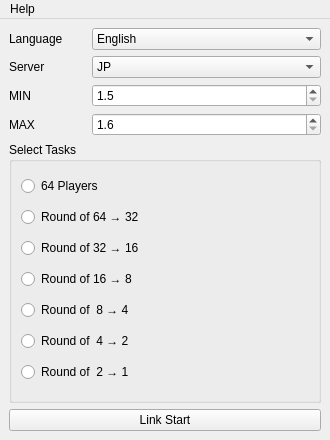
The window that src/ui/design/main.ui (iBakuman/nikke-data-collector) describes before a commit, drawn with Qt 5.
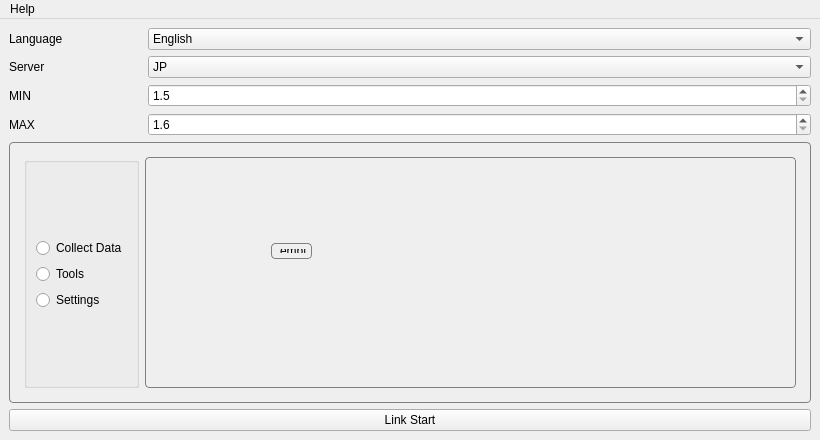
The same window after the commit. The open tabs and pages were chosen to show the change.

The edit to the form file:
```diff
--- a/src/ui/design/main.ui
+++ b/src/ui/design/main.ui
@@ -6,7 +6,7 @@
    <rect>
     <x>0</x>
     <y>0</y>
-    <width>330</width>
+    <width>820</width>
     <height>440</height>
    </rect>
   </property>
@@ -24,8 +24,8 @@
   </property>
   <property name="maximumSize">
    <size>
-    <width>330</width>
-    <height>440</height>
+    <width>16777215</width>
+    <height>16777215</height>
    </size>
   </property>
   <property name="windowTitle">
@@ -37,7 +37,58 @@
    </property>
    <layout class="QVBoxLayout" name="appLayout">
     <item>
-     <layout class="QGridLayout" name="gridLayout_2" rowstretch="0,0,0,0,0,0,0" columnstretch="1,3">
+     <layout class="QGridLayout" name="gridLayout_2" rowstretch="0,0,0,0,0,0,0" columnstretch="1,5">
+      <item row="3" column="0">
+       <widget class="QLabel" name="label_3">
+        <property name="text">
+         <string>Server</string>
+        </property>
+       </widget>
+      </item>
+      <item row="2" column="0">
+       <widget class="QLabel" name="languageLabel">
+        <property name="text">
+         <string>Language</string>
+        </property>
+       </widget>
+      </item>
+      <item row="3" column="1">
+       <widget class="QComboBox" name="serverRegionComboBox">
+        <property name="editable">
+         <bool>false</bool>
+        </property>
+        <item>
+         <property name="text">
+          <string>JP</string>
+         </property>
+        </item>
+        <item>
+         <property name="text">
+          <string>KR</string>
+         </property>
+        </item>
+        <item>
+         <property name="text">
+          <string>GLOBAL</string>
+         </property>
+        </item>
+        <item>
+         <property name="text">
+          <string>SEA</string>
+         </property>
+        </item>
+        <item>
+         <property name="text">
+          <string>NA</string>
+         </property>
+        </item>
+        <item>
+         <property name="text">
+          <string>HK_MO_TW</string>
+         </property>
+        </item>
+       </widget>
+      </item>
       <item row="2" column="1">
        <widget class="QComboBox" name="languageComboBox">
         <item>
@@ -59,13 +110,6 @@
         </property>
        </widget>
       </item>
-      <item row="4" column="0">
-       <widget class="QLabel" name="label">
-        <property name="text">
-         <string>MIN</string>
-        </property>
-       </widget>
-      </item>
       <item row="5" column="1">
        <widget class="QDoubleSpinBox" name="delayMaxSpin">
         <property name="decimals">
@@ -95,66 +139,104 @@
         </property>
        </widget>
       </item>
-      <item row="2" column="0">
-       <widget class="QLabel" name="languageLabel">
+      <item row="4" column="0">
+       <widget class="QLabel" name="label">
         <property name="text">
-         <string>Language</string>
+         <string>MIN</string>
         </property>
        </widget>
       </item>
-      <item row="3" column="0">
-       <widget class="QLabel" name="label_3">
-        <property name="text">
-         <string>Server</string>
-        </property>
-       </widget>
-      </item>
-      <item row="3" column="1">
-       <widget class="QComboBox" name="serverRegionComboBox">
-        <property name="editable">
-         <bool>false</bool>
-        </property>
-        <item>
-         <property name="text">
-          <string>JP</string>
-         </property>
-        </item>
-        <item>
-         <property name="text">
-          <string>KR</string>
-         </property>
-        </item>
-        <item>
-         <property name="text">
-          <string>GLOBAL</string>
-         </property>
-        </item>
-        <item>
-         <property name="text">
-          <string>SEA</string>
-         </property>
-        </item>
-        <item>
-         <property name="text">
-          <string>NA</string>
-         </property>
-        </item>
-        <item>
-         <property name="text">
-          <string>HK_MO_TW</string>
-         </property>
-        </item>
-       </widget>
-      </item>
      </layout>
     </item>
     <item>
-     <widget class="QGroupBox" name="groupBox">
-      <property name="title">
-       <string>Select Tasks</string>
+     <widget class="QFrame" name="frame">
+      <property name="styleSheet">
+       <string notr="true">QFrame {
+    border: 1px solid gray;
+    border-radius: 4px;
+    padding: 5px;
+}
+</string>
+      </property>
+      <property name="frameShape">
+       <enum>QFrame::Shape::StyledPanel</enum>
+      </property>
+      <property name="frameShadow">
+       <enum>QFrame::Shadow::Raised</enum>
       </property>
       <layout class="QVBoxLayout" name="verticalLayout_4">
        <item>
+        <layout class="QHBoxLayout" name="horizontalLayout" stretch="0,1">
+         <item>
+          <widget class="QGroupBox" name="groupBox">
+           <property name="title">
+            <string/>
+           </property>
+           <layout class="QVBoxLayout" name="verticalLayout_2">
+            <item>
+             <spacer name="verticalSpacer">
+              <property name="orientation">
+               <enum>Qt::Orientation::Vertical</enum>
+              </property>
+              <property name="sizeHint" stdset="0">
+               <size>
+                <width>20</width>
+                <height>40</height>
+               </size>
+              </property>
+             </spacer>
+            </item>
+            <item>
+             <widget class="QRadioButton" name="radioButton_2">
+              <property name="text">
+               <string>Collect Data</string>
+              </property>
+             </widget>
+            </item>
+            <item>
+             <widget class="QRadioButton" name="radioButton">
+              <property name="text">
+               <string>Tools</string>
+              </property>
+             </widget>
+            </item>
+            <item>
+             <widget class="QRadioButton" name="radioButton_3">
+              <property name="text">
+               <string>Settings</string>
+              </property>
+             </widget>
+            </item>
+            <item>
+             <spacer name="verticalSpacer_2">
+              <property name="orientation">
+               <enum>Qt::Orientation::Vertical</enum>
+              </property>
+              <property name="sizeHint" stdset="0">
+               <size>
+                <width>20</width>
+                <height>40</height>
+               </size>
+              </property>
+             </spacer>
+            </item>
+           </layout>
+          </widget>
+         </item>
+         <item>
+          <widget class="QStackedWidget" name="stackedWidgetPages">
+           <property name="currentIndex">
+            <number>0</number>
+           </property>
+           <widget class="QWidget" name="pageDataCollection">
+            <layout class="QVBoxLayout" name="verticalLayout">
+             <item>
+              <widget class="QGroupBox" name="groupBox_2">
+               <property name="title">
+                <string/>
+               </property>
+               <layout class="QVBoxLayout" name="verticalLayout_3">
+                <item>
         <widget class="QRadioButton" name="crawl_players_btn">
          <property name="text">
           <string>64 Players</string>
@@ -206,6 +288,30 @@
       </layout>
      </widget>
     </item>
+            </layout>
+           </widget>
+           <widget class="QWidget" name="pageScreenshot">
+            <widget class="QLabel" name="label_4">
+             <property name="geometry">
+              <rect>
+               <x>120</x>
+               <y>80</y>
+               <width>41</width>
+               <height>16</height>
+              </rect>
+             </property>
+             <property name="text">
+              <string>empty</string>
+             </property>
+            </widget>
+           </widget>
+          </widget>
+         </item>
+        </layout>
+       </item>
+      </layout>
+     </widget>
+    </item>
     <item>
      <widget class="QPushButton" name="startBtn">
       <property name="text">
@@ -220,7 +326,7 @@
     <rect>
      <x>0</x>
      <y>0</y>
-     <width>330</width>
+     <width>820</width>
      <height>33</height>
     </rect>
    </property>
```
Lines whose indentation alone changed are shown as unchanged.
